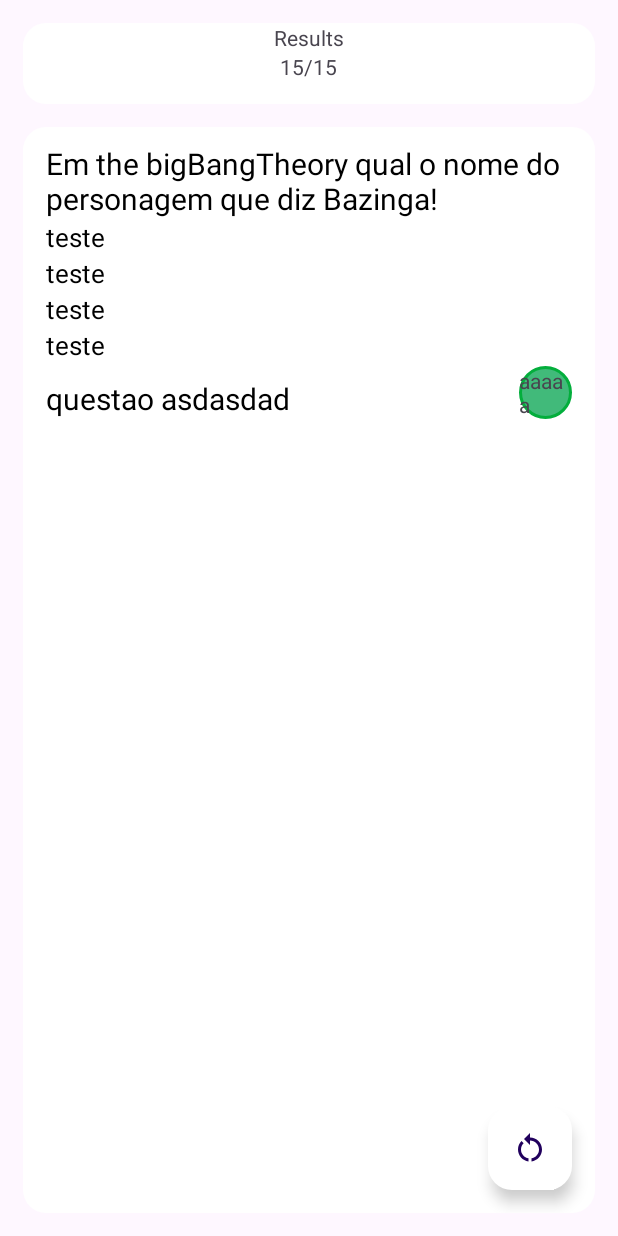
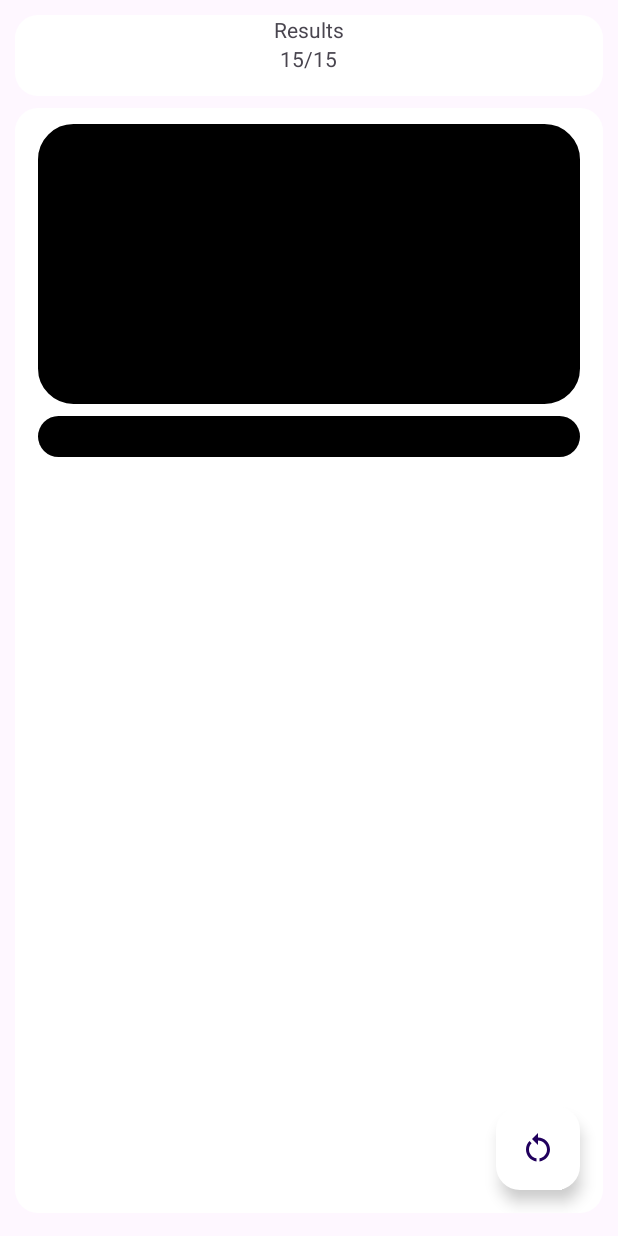
Before and after one commit to RafaelVieira404/android_quiz_fragment, an Android app: the layout fragment_end_game_activity.xml on its own in the app's theme, with its tools: preview values and no code run, on a phone screen of 412 x 824 dp. Run offline under Robolectric (Android 15) with nearby library versions, the phone set to English and light mode, and no system bars.

```diff
--- /dev/null
+++ b/app/src/main/res/drawable/square_round_top.xml
@@ -0,0 +1,8 @@
+<?xml version="1.0" encoding="utf-8"?>
+<shape xmlns:android="http://schemas.android.com/apk/res/android">
+    <solid android:color="@color/white"/>
+    <stroke android:width="7dp" android:color="@color/white"/>
+    <corners android:topLeftRadius="20dp" android:topRightRadius="20dp"
+
+        />
+</shape>
--- a/app/src/main/res/layout/fragment_end_game_activity.xml
+++ b/app/src/main/res/layout/fragment_end_game_activity.xml
@@ -10,10 +10,10 @@
     <RelativeLayout
         android:layout_width="match_parent"
         android:layout_height="wrap_content"
-        android:layout_marginStart="15dp"
-        android:layout_marginEnd="15dp"
-        android:layout_marginTop="15dp"
-        android:layout_marginBottom="15dp"
+        android:layout_marginStart="10dp"
+        android:layout_marginEnd="10dp"
+        android:layout_marginTop="10dp"
+        android:layout_marginBottom="8dp"
         android:background="@drawable/rectangle_round_corners"
         >
         <TextView
@@ -44,8 +44,8 @@
         android:layout_width="match_parent"
         android:layout_height="wrap_content"
         android:background="@drawable/rectangle_round_corners"
-        android:layout_marginStart="15dp"
-        android:layout_marginEnd="15dp"
+        android:layout_marginStart="10dp"
+        android:layout_marginEnd="10dp"
         android:layout_marginBottom="15dp"
         android:layout_weight="3"
         >
--- a/app/src/main/res/layout/recycler_view_questions_end_game.xml
+++ b/app/src/main/res/layout/recycler_view_questions_end_game.xml
@@ -4,6 +4,7 @@
     android:layout_width="match_parent"
     android:layout_height="match_parent"
     tools:showIn="@layout/fragment_end_game_activity"
+    android:id="@+id/main_frame"
     >
 
 
@@ -20,11 +21,15 @@
         >
 
 
-
         <TextView
             android:id="@+id/question_endGame"
             android:layout_width="match_parent"
             android:layout_height="wrap_content"
+            android:paddingHorizontal="4dp"
+            android:paddingTop="4dp"
+            android:paddingBottom="4dp"
+            android:background="@drawable/square_round_top"
+            android:backgroundTint="@color/black"
             android:textColor="@color/black"
             android:textSize="20sp"
             tools:text="Em the bigBangTheory qual o nome do personagem que diz Bazinga!"
@@ -37,6 +42,11 @@
             android:layout_height="wrap_content"
             android:layout_below="@+id/question_endGame"
             android:layout_alignStart="@+id/question_endGame"
+            android:background="@color/black"
+            android:paddingTop="4dp"
+            android:paddingBottom="4dp"
+            android:paddingHorizontal="4dp"
+
             android:ellipsize="marquee"
             android:textColor="@color/black"
             android:textSize="17sp"
@@ -48,6 +58,11 @@
             android:layout_height="wrap_content"
             android:layout_below="@+id/question_answer1"
             android:layout_alignStart="@+id/question_endGame"
+            android:background="@color/black"
+            android:paddingTop="4dp"
+            android:paddingBottom="4dp"
+            android:paddingHorizontal="4dp"
+
             android:ellipsize="marquee"
             android:textColor="@color/black"
             android:textSize="17sp"
@@ -58,6 +73,10 @@
             android:layout_width="match_parent"
             android:layout_height="wrap_content"
             android:layout_below="@+id/question_answer2"
+            android:paddingTop="4dp"
+            android:paddingBottom="4dp"
+            android:paddingHorizontal="4dp"
+            android:background="@color/black"
             android:layout_alignStart="@+id/question_endGame"
             android:ellipsize="marquee"
             android:textColor="@color/black"
@@ -69,6 +88,11 @@
             android:layout_width="match_parent"
             android:layout_height="wrap_content"
             android:layout_below="@+id/question_answer3"
+            android:background="@drawable/square_round_bottom"
+            android:paddingBottom="8dp"
+            android:paddingHorizontal="4dp"
+
+            android:backgroundTint="@color/black"
             android:layout_alignStart="@+id/question_endGame"
             android:ellipsize="marquee"
             android:textColor="@color/black"
@@ -77,11 +101,14 @@
 
         <TextView
             android:id="@+id/user_answer"
-            android:layout_width="wrap_content"
+            android:layout_width="match_parent"
             android:layout_height="wrap_content"
             android:layout_below="@+id/question_answer4"
             android:layout_alignStart="@+id/question_endGame"
-            android:layout_marginTop="10dp"
+            android:background="@drawable/rectangle_round_corners"
+            android:backgroundTint="@color/black"
+            android:layout_marginTop="8dp"
+            android:paddingHorizontal="4dp"
             android:ellipsize="marquee"
             android:textColor="@color/black"
             android:textSize="20sp"
@@ -91,14 +118,14 @@
     </RelativeLayout>
 
 
-    <TextView
-        android:layout_width="35dp"
-        android:layout_height="35dp"
-        android:background="@drawable/round_button"
-        tools:text="aaaaa"
-        android:layout_alignBottom="@id/question_format_display"
-        android:layout_alignEnd="@id/question_format_display"
+<!--    <ImageView-->
+<!--        android:id="@+id/image_validation"-->
+<!--        android:layout_width="35dp"-->
+<!--        android:layout_height="35dp"-->
+<!--        android:background="@drawable/round_button"-->
+<!--        tools:text="aaaaa"-->
+<!--        android:layout_alignParentStart="true"-->
 
-        />
+<!--        />-->
 
 </RelativeLayout>
```
Also changed, not shown: app/src/main/java/com/example/questiongamefragment/EndGameScreenFragment.java (added, +37 -0 lines), app/src/main/java/com/example/questiongamefragment/GameQuestions.java (+22 -22 lines), app/src/main/java/com/example/questiongamefragment/GameScreenFragment.java (+40 -33 lines), app/src/main/java/com/example/questiongamefragment/MainScreenFragment.java (+4 -4 lines), app/src/main/res/drawable/square_round_bottom.xml (renamed from app/src/main/res/drawable/background_main_title.xml).
